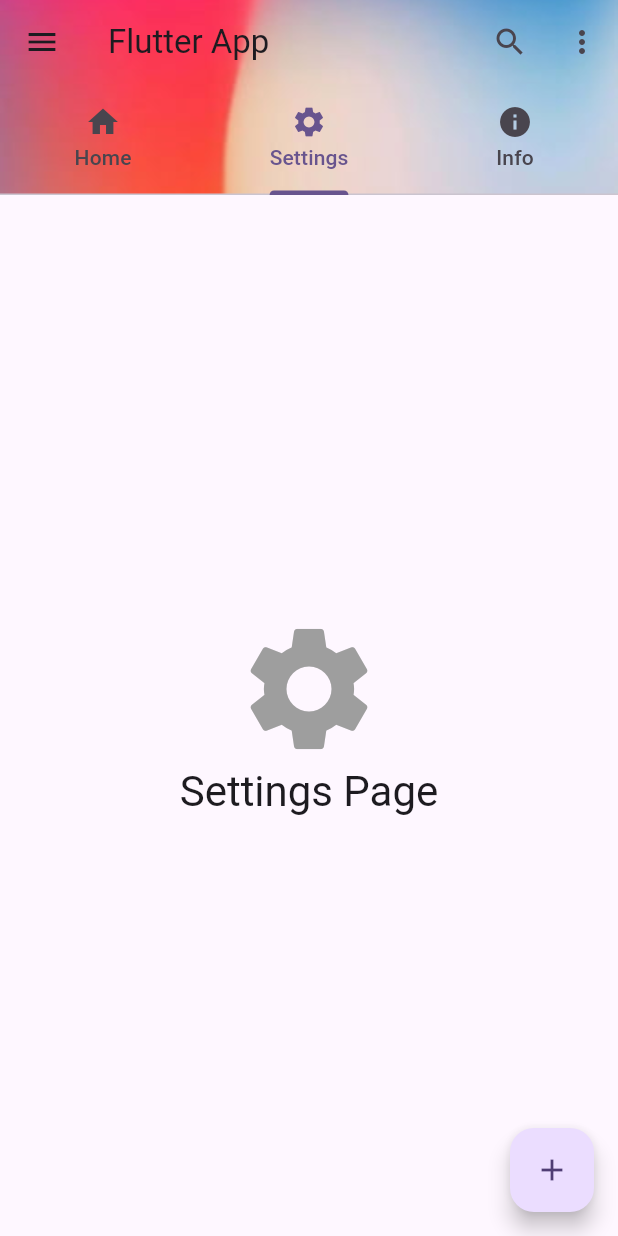
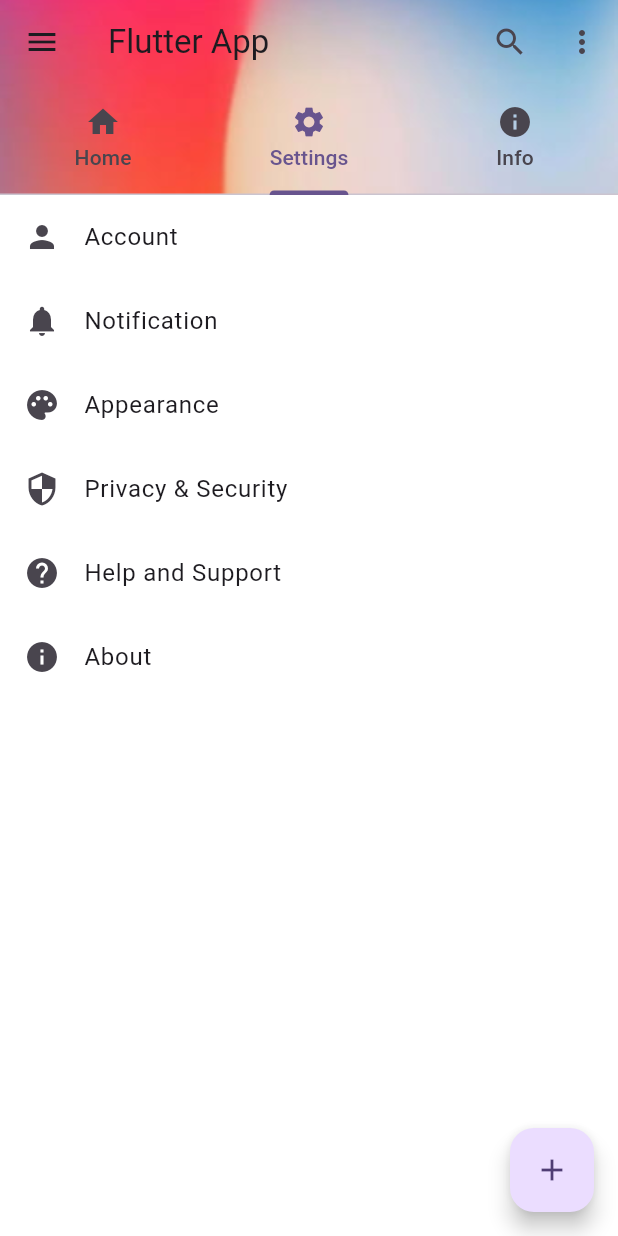
Before and after one commit to KaveeRanathunga/Flutter_app, a Flutter app: the screen it shows after launch, tab 2 chosen, on a phone screen of 412 x 824 dp. Run offline on Flutter 3.47's test engine with Material 3 defaults, Android fonts, the phone set to English and light mode, and no system bars; our stand-ins replace device_preview.

Commit message:
initialize settings

```diff
--- a/lib/main.dart
+++ b/lib/main.dart
@@ -21,9 +21,8 @@ class MyApp extends StatelessWidget {
   @override
   Widget build(BuildContext context) {
     return MaterialApp(
-      //debugShowCheckedModeBanner: false,
+
       locale: DevicePreview.locale(context), // Use the locale from DevicePreview
-      //debugShowCheckedModeBanner: false,
       title: 'Flutter Demo',
       builder: DevicePreview.appBuilder,
       theme: ThemeData(
@@ -36,9 +35,7 @@ class MyApp extends StatelessWidget {
 
 class MyHomePage extends StatefulWidget {
   const MyHomePage({super.key, required this.title});
-
   final String title;
-
   @override
   State<MyHomePage> createState() => _MyHomePageState();
 }
@@ -48,10 +45,17 @@ class MyHomePage extends StatefulWidget {
 
 class _MyHomePageState extends State<MyHomePage> {
   int _counter = 0;
+  bool showEmail = false;
 
   void _incrementCounter() {
     setState(() {
       _counter++;
+    });
+  }
+
+  void showAccount() {
+    setState(() {
+      showEmail = !showEmail;
     });
   }
 
@@ -135,15 +139,79 @@ class _MyHomePageState extends State<MyHomePage> {
 
 
             // Settings Tab Content
-            Center(
+            Container(
+              color: const Color.fromARGB(255, 255, 255, 255),
               child: Column(
-                mainAxisAlignment: MainAxisAlignment.center,
-                children: [
-                  Icon(Icons.settings, size: 100, color: Colors.grey),
-                  Text('Settings Page', style: Theme.of(context).textTheme.headlineMedium),
-                ],
-              ),
+                  //mainAxisAlignment: MainAxisAlignment.spaceEvenly,
+                  crossAxisAlignment: CrossAxisAlignment.start,
+                  children: [
+                    ListTile(
+                      leading: Icon(Icons.person),
+                      title:  Text('Account'),
+                      tileColor: const Color.fromARGB(255, 235, 137, 137),
+                      shape: RoundedRectangleBorder(
+                        borderRadius: BorderRadius.circular(10.0),
+                      ),
+                      onTap: (){
+                        showAccount();
+
+                      },
+                    ),
+
+                    if (showEmail)
+                      Column(
+                        crossAxisAlignment: CrossAxisAlignment.start,
+                        children: const [
+                          SizedBox(height: 10),
+                          Text("📧 priyanjithranathunga@gmail.com"),
+                          Text("📧 sample123@gmail.com"),
+                      ],
+                    ),
+
+                    ListTile(
+                      leading: Icon(Icons.notifications),
+                      title: Text('Notification'),
+                      onTap: () {
+                        // Handle notification tap
+                      },
+                    ),
+
+                    ListTile(
+                      leading: Icon(Icons.palette),
+                      title: Text('Appearance'),
+                      onTap: () {
+                        // Handle appearance tap
+                      },
+                    ),
+
+                    ListTile(
+                      leading: Icon(Icons.security),
+                      title: Text('Privacy & Security'),
+                      onTap: () {
+                        // Handle privacy & security tap
+                      },
+                    ),
+
+                    ListTile(
+                      leading: Icon(Icons.help),
+                      title: Text('Help and Support'),
+                      onTap: () {
+                        // Handle help and support tap
+                      },
+                    ),
+
+                    ListTile(
+                      leading: Icon(Icons.info),
+                      title: Text('About'),
+                      onTap: () {
+                        // Handle about tap
+                      },
+                    ),
+
+                  ],
+                ),
             ),
+
 
 
             // Info Tab Content
```
